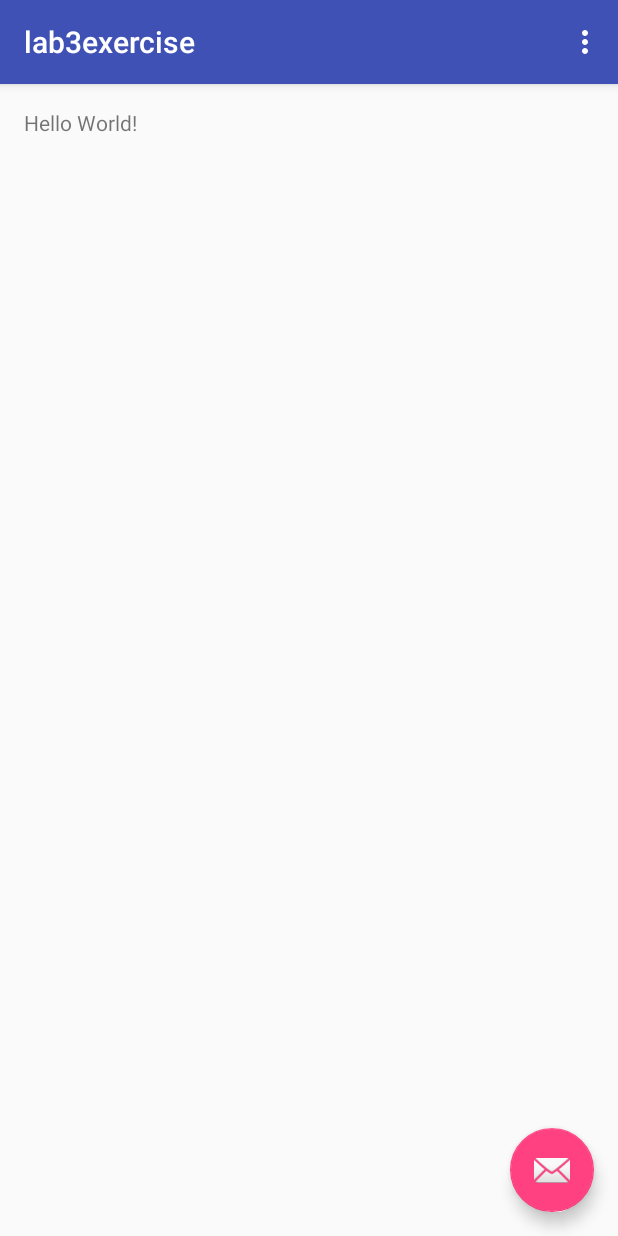
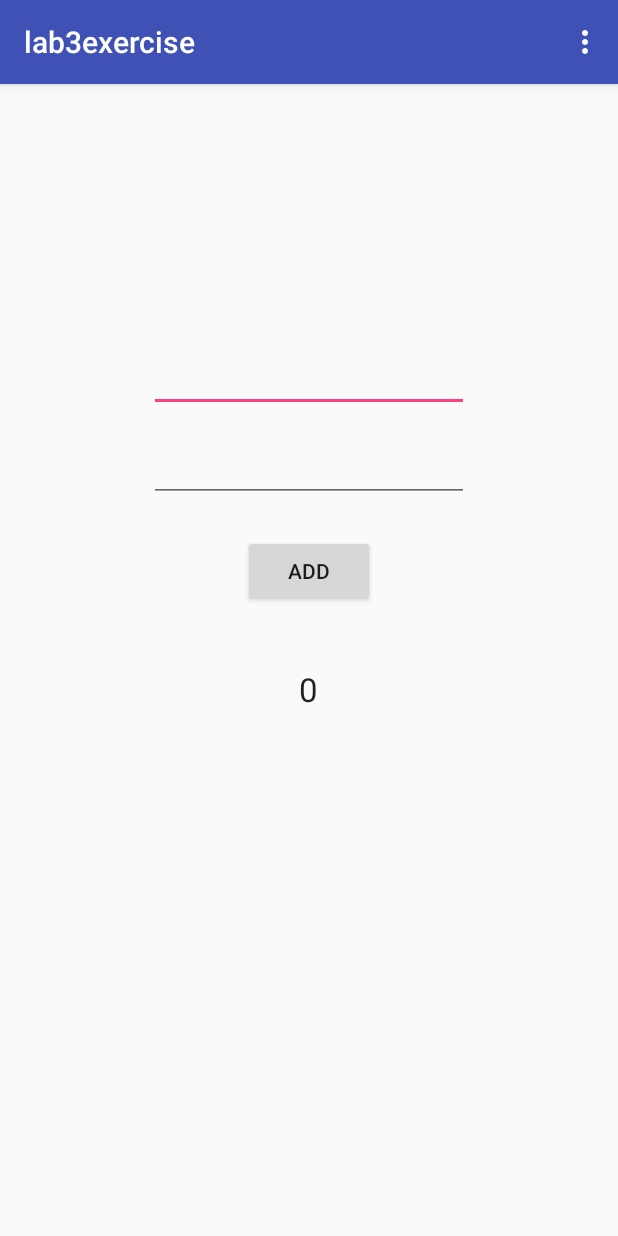
Before and after one commit to sharmainemanalo/lab3exercise, an Android app: the screen it shows after launch (MainActivity), in the options menu, after a tap on "Settings", on a phone screen of 412 x 824 dp. Run offline under Robolectric (Android 15) with nearby library versions, the phone set to English and light mode, and no system bars; 2 statements that could not run were skipped.

```diff
--- a/app/build.gradle
+++ b/app/build.gradle
@@ -2,7 +2,7 @@ apply plugin: 'com.android.application'
 
 android {
     compileSdkVersion 23
-    buildToolsVersion "23.0.3"
+    buildToolsVersion "23.0.1"
 
     defaultConfig {
         applicationId "com.example.sharmaine.lab3exercise"
@@ -22,6 +22,6 @@ android {
 dependencies {
     compile fileTree(dir: 'libs', include: ['*.jar'])
     testCompile 'junit:junit:4.12'
-    compile 'com.android.support:appcompat-v7:23.2.1'
-    compile 'com.android.support:design:23.2.1'
+    compile 'com.android.support:appcompat-v7:23.0.1'
+    compile 'com.android.support:design:23.0.1'
 }
--- a/app/src/main/java/com/example/sharmaine/lab3exercise/MainActivity.java
+++ b/app/src/main/java/com/example/sharmaine/lab3exercise/MainActivity.java
@@ -8,8 +8,18 @@ import android.support.v7.widget.Toolbar;
 import android.view.View;
 import android.view.Menu;
 import android.view.MenuItem;
+import android.widget.Button;
+import android.widget.EditText;
+import android.widget.TextView;
 
 public class MainActivity extends AppCompatActivity {
+
+    EditText firstNum, secondNum;
+    TextView addResult;
+    Button addButton;
+
+    int num1, num2, sum;
+
 
     @Override
     protected void onCreate(Bundle savedInstanceState) {
@@ -18,14 +28,25 @@ public class MainActivity extends AppCompatActivity {
         Toolbar toolbar = (Toolbar) findViewById(R.id.toolbar);
         setSupportActionBar(toolbar);
 
-        FloatingActionButton fab = (FloatingActionButton) findViewById(R.id.fab);
-        fab.setOnClickListener(new View.OnClickListener() {
-            @Override
-            public void onClick(View view) {
-                Snackbar.make(view, "Replace with your own action", Snackbar.LENGTH_LONG)
-                        .setAction("Action", null).show();
+        firstNum = (EditText)findViewById(R.id.editText2);
+        secondNum = (EditText)findViewById(R.id.editText);
+        addResult = (TextView)findViewById(R.id.textView);
+        addButton = (Button)findViewById(R.id.button);
+
+        addButton.setOnClickListener(new View.OnClickListener() {
+            public void onClick(View v) {
+                num1 = Integer.parseInt(firstNum.getText().toString());
+                num2 = Integer.parseInt(secondNum.getText().toString());
+                sum(num1, num2);
+                addResult.setText(Integer.toString(sum));
             }
         });
+
+    }
+
+    public int sum(int a, int b) {
+        sum = a + b;
+        return sum;
     }
 
     @Override
--- a/app/src/main/res/layout/activity_main.xml
+++ b/app/src/main/res/layout/activity_main.xml
@@ -23,12 +23,4 @@
 
     <include layout="@layout/content_main" />
 
-    <android.support.design.widget.FloatingActionButton
-        android:id="@+id/fab"
-        android:layout_width="wrap_content"
-        android:layout_height="wrap_content"
-        android:layout_gravity="bottom|end"
-        android:layout_margin="@dimen/fab_margin"
-        android:src="@android:drawable/ic_dialog_email" />
-
 </android.support.design.widget.CoordinatorLayout>
--- a/app/src/main/res/layout/content_main.xml
+++ b/app/src/main/res/layout/content_main.xml
@@ -12,8 +12,43 @@
     tools:context="com.example.sharmaine.lab3exercise.MainActivity"
     tools:showIn="@layout/activity_main">
 
+    <EditText
+        android:layout_width="wrap_content"
+        android:layout_height="wrap_content"
+        android:inputType="number"
+        android:ems="10"
+        android:id="@+id/editText2"
+        android:layout_alignParentTop="true"
+        android:layout_alignLeft="@+id/editText"
+        android:layout_alignStart="@+id/editText"
+        android:layout_marginTop="157dp" />
+
+    <EditText
+        android:layout_width="wrap_content"
+        android:layout_height="wrap_content"
+        android:inputType="number"
+        android:ems="10"
+        android:id="@+id/editText"
+        android:layout_alignTop="@+id/editText2"
+        android:layout_centerHorizontal="true"
+        android:layout_marginTop="60dp" />
+
+    <Button
+        android:layout_width="wrap_content"
+        android:layout_height="wrap_content"
+        android:text="ADD"
+        android:id="@+id/button"
+        android:layout_marginTop="22dp"
+        android:layout_below="@+id/editText"
+        android:layout_centerHorizontal="true" />
+
     <TextView
         android:layout_width="wrap_content"
         android:layout_height="wrap_content"
-        android:text="Hello World!" />
+        android:textAppearance="?android:attr/textAppearanceLarge"
+        android:text="Sum"
+        android:id="@+id/textView"
+        android:layout_below="@+id/button"
+        android:layout_centerHorizontal="true"
+        android:layout_marginTop="40dp" />
 </RelativeLayout>
```
Also changed, not shown: 2 other files.
